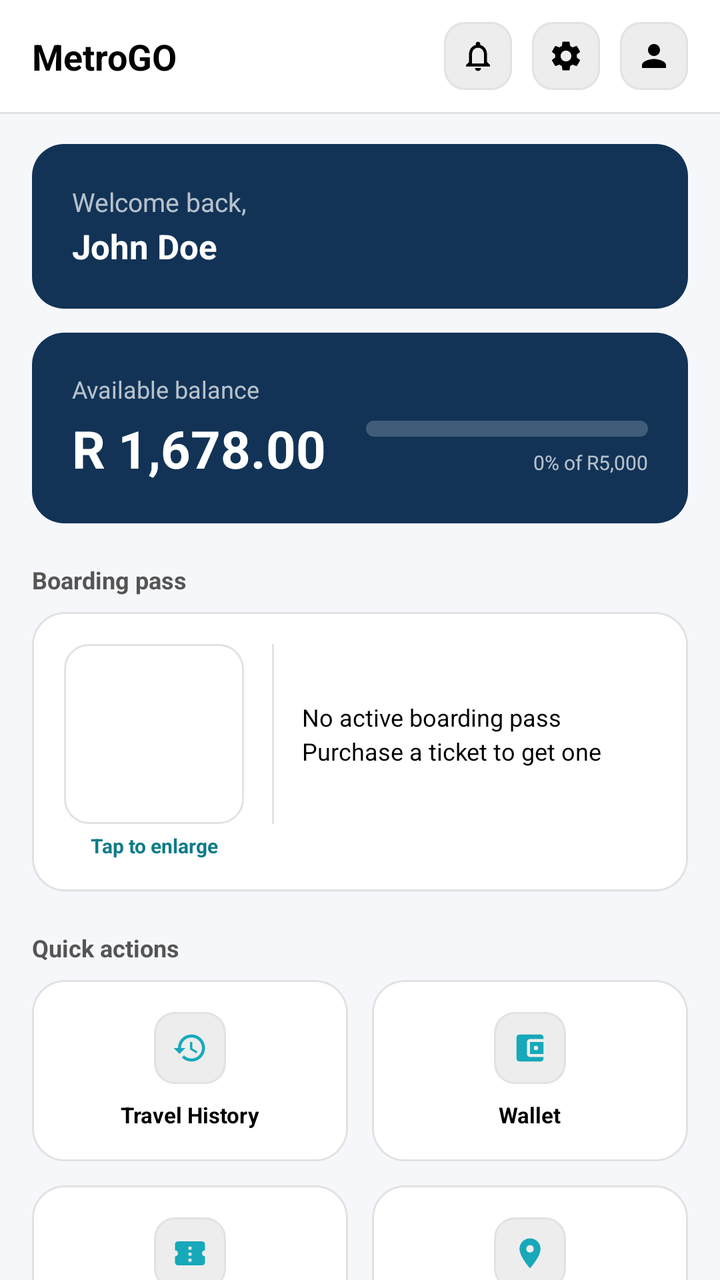
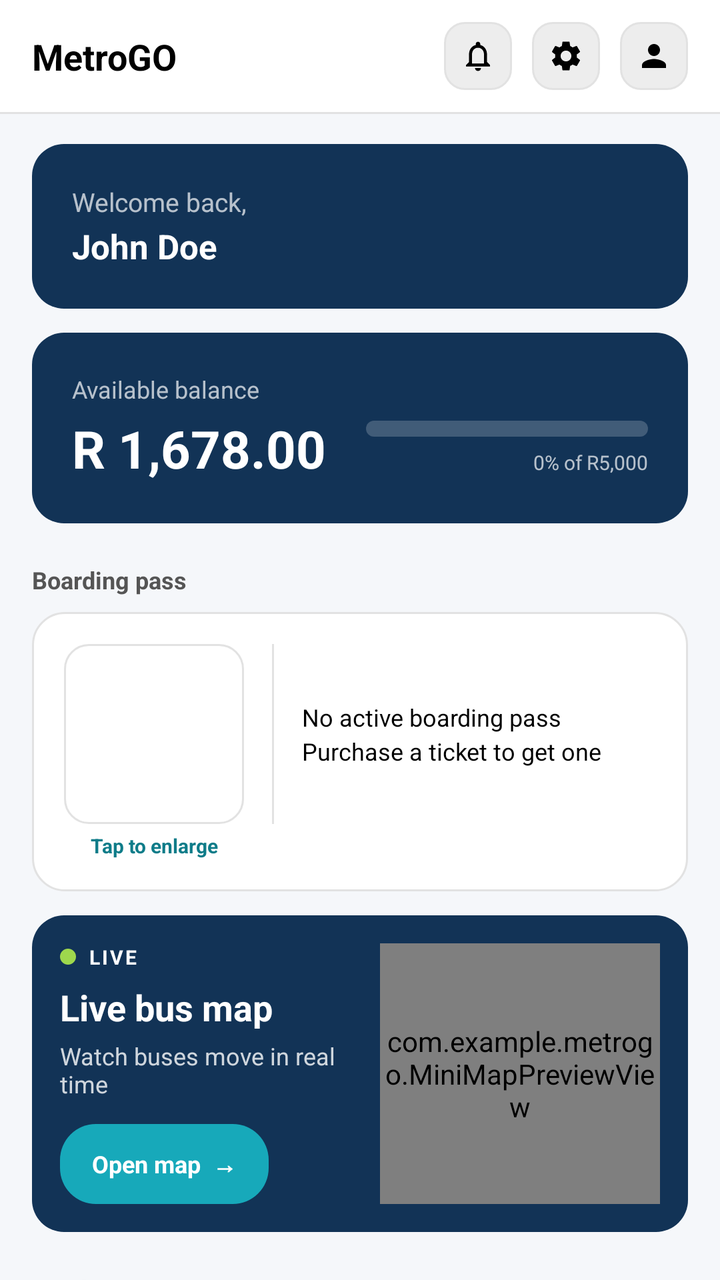

An Android layout rendered at two revisions. The XML below is the earlier revision; the diff shows what the commit changed to produce the second picture.
<!-- AndroidManifest.xml: application theme Theme.MetroGO -->
<!-- res/layout/activity_dashboard.xml -->
<?xml version="1.0" encoding="utf-8"?>
<androidx.constraintlayout.widget.ConstraintLayout
    xmlns:android="http://schemas.android.com/apk/res/android"
    xmlns:app="http://schemas.android.com/apk/res-auto"
    xmlns:tools="http://schemas.android.com/tools"
    android:id="@+id/main"
    android:layout_width="match_parent"
    android:layout_height="match_parent"
    android:background="@color/app_background"
    tools:context=".Dashboard">

    
    <androidx.constraintlayout.widget.ConstraintLayout
        android:id="@+id/topBar"
        android:layout_width="0dp"
        android:layout_height="56dp"
        android:background="@color/white"
        android:paddingHorizontal="16dp"
        app:layout_constraintTop_toTopOf="parent"
        app:layout_constraintStart_toStartOf="parent"
        app:layout_constraintEnd_toEndOf="parent">

        <TextView
            android:id="@+id/tvAppName"
            android:layout_width="wrap_content"
            android:layout_height="wrap_content"
            android:text="MetroGO"
            android:textColor="@color/black"
            android:textSize="18sp"
            android:textStyle="bold"
            app:layout_constraintTop_toTopOf="parent"
            app:layout_constraintStart_toStartOf="parent"
            app:layout_constraintBottom_toBottomOf="parent" />

        <FrameLayout
            android:id="@+id/circleProfile"
            android:layout_width="34dp"
            android:layout_height="34dp"
            android:background="@drawable/bg_list_item_grey"
            app:layout_constraintEnd_toEndOf="parent"
            app:layout_constraintTop_toTopOf="parent"
            app:layout_constraintBottom_toBottomOf="parent">

            <ImageView
                android:layout_width="18dp"
                android:layout_height="18dp"
                android:layout_gravity="center"
                android:src="@drawable/ic_person"
                app:tint="@color/black" />
        </FrameLayout>

        <FrameLayout
            android:id="@+id/circleSettings"
            android:layout_width="34dp"
            android:layout_height="34dp"
            android:background="@drawable/bg_list_item_grey"
            app:layout_constraintEnd_toStartOf="@id/circleProfile"
            app:layout_constraintTop_toTopOf="parent"
            app:layout_constraintBottom_toBottomOf="parent"
            android:layout_marginEnd="10dp">

            <ImageView
                android:layout_width="18dp"
                android:layout_height="18dp"
                android:layout_gravity="center"
                android:src="@drawable/ic_settings"
                app:tint="@color/black" />
        </FrameLayout>

        <FrameLayout
            android:id="@+id/circleNotification"
            android:layout_width="34dp"
            android:layout_height="34dp"
            android:background="@drawable/bg_list_item_grey"
            app:layout_constraintEnd_toStartOf="@id/circleSettings"
            app:layout_constraintTop_toTopOf="parent"
            app:layout_constraintBottom_toBottomOf="parent"
            android:layout_marginEnd="10dp">

            <ImageView
                android:layout_width="18dp"
                android:layout_height="18dp"
                android:layout_gravity="center"
                android:src="@drawable/ic_notification_bell"
                app:tint="@color/black" />
        </FrameLayout>

    </androidx.constraintlayout.widget.ConstraintLayout>

    <View
        android:layout_width="0dp"
        android:layout_height="1dp"
        android:background="@color/divider_gray"
        app:layout_constraintTop_toBottomOf="@id/topBar"
        app:layout_constraintStart_toStartOf="parent"
        app:layout_constraintEnd_toEndOf="parent" />

    <androidx.core.widget.NestedScrollView
        android:id="@+id/scrollContent"
        android:layout_width="0dp"
        android:layout_height="0dp"
        android:fillViewport="true"
        app:layout_constraintTop_toBottomOf="@id/topBar"
        app:layout_constraintBottom_toBottomOf="parent"
        app:layout_constraintStart_toStartOf="parent"
        app:layout_constraintEnd_toEndOf="parent">

        <LinearLayout
            android:layout_width="match_parent"
            android:layout_height="wrap_content"
            android:orientation="vertical"
            android:padding="16dp">

            
            <androidx.constraintlayout.widget.ConstraintLayout
                android:id="@+id/welcomeCard"
                android:layout_width="match_parent"
                android:layout_height="wrap_content"
                android:background="@drawable/bg_card_dark"
                android:padding="20dp">

                <TextView
                    android:id="@+id/tvWelcomeLabel"
                    android:layout_width="0dp"
                    android:layout_height="wrap_content"
                    android:text="Welcome back,"
                    android:textColor="@color/white"
                    android:alpha="0.7"
                    android:textSize="13sp"
                    app:layout_constraintStart_toStartOf="parent"
                    app:layout_constraintEnd_toEndOf="parent"
                    app:layout_constraintTop_toTopOf="parent" />

                <TextView
                    android:id="@+id/tvWelcomeName"
                    android:layout_width="0dp"
                    android:layout_height="wrap_content"
                    android:layout_marginTop="2dp"
                    android:text="John Doe"
                    android:textColor="@color/white"
                    android:textSize="17sp"
                    android:textStyle="bold"
                    app:layout_constraintStart_toStartOf="parent"
                    app:layout_constraintEnd_toEndOf="parent"
                    app:layout_constraintTop_toBottomOf="@id/tvWelcomeLabel"
                    app:layout_constraintBottom_toBottomOf="parent" />

            </androidx.constraintlayout.widget.ConstraintLayout>

            
            <androidx.constraintlayout.widget.ConstraintLayout
                android:id="@+id/balanceCard"
                android:layout_width="match_parent"
                android:layout_height="wrap_content"
                android:layout_marginTop="12dp"
                android:background="@drawable/bg_card_dark"
                android:clickable="true"
                android:focusable="true"
                android:foreground="?attr/selectableItemBackground"
                android:contentDescription="Available balance. Tap for wallet details."
                android:padding="20dp">

                <TextView
                    android:id="@+id/tvBalanceLabel"
                    android:layout_width="wrap_content"
                    android:layout_height="wrap_content"
                    android:text="Available balance"
                    android:textColor="@color/white"
                    android:alpha="0.7"
                    android:textSize="12sp"
                    app:layout_constraintStart_toStartOf="parent"
                    app:layout_constraintTop_toTopOf="parent" />

                <TextView
                    android:id="@+id/tvBalance"
                    android:layout_width="wrap_content"
                    android:layout_height="wrap_content"
                    android:layout_marginTop="4dp"
                    android:text="R 1,678.00"
                    android:textColor="@color/white"
                    android:textSize="26sp"
                    android:textStyle="bold"
                    app:layout_constraintStart_toStartOf="parent"
                    app:layout_constraintTop_toBottomOf="@id/tvBalanceLabel"
                    app:layout_constraintBottom_toBottomOf="parent" />

                
                <LinearLayout
                    android:id="@+id/layoutCredit"
                    android:layout_width="0dp"
                    android:layout_height="wrap_content"
                    android:layout_marginStart="20dp"
                    android:orientation="vertical"
                    app:layout_constraintStart_toEndOf="@id/tvBalance"
                    app:layout_constraintEnd_toEndOf="parent"
                    app:layout_constraintTop_toTopOf="@id/tvBalance"
                    app:layout_constraintBottom_toBottomOf="@id/tvBalance">

                    <ProgressBar
                        android:id="@+id/pbCredit"
                        style="?android:attr/progressBarStyleHorizontal"
                        android:layout_width="match_parent"
                        android:layout_height="8dp"
                        android:max="100"
                        android:progress="0"
                        android:progressDrawable="@drawable/progress_credit" />

                    <TextView
                        android:id="@+id/tvCreditCaption"
                        android:layout_width="match_parent"
                        android:layout_height="wrap_content"
                        android:layout_marginTop="6dp"
                        android:alpha="0.7"
                        android:gravity="end"
                        android:text="0% of R5,000"
                        android:textColor="@color/white"
                        android:textSize="10sp" />
                </LinearLayout>

            </androidx.constraintlayout.widget.ConstraintLayout>

            
            <TextView
                android:layout_width="wrap_content"
                android:layout_height="wrap_content"
                android:layout_marginTop="20dp"
                android:layout_marginBottom="8dp"
                android:text="Boarding pass"
                android:textColor="@color/text_gray"
                android:textSize="12sp"
                android:textStyle="bold" />

            <androidx.constraintlayout.widget.ConstraintLayout
                android:id="@+id/boardingPass"
                android:layout_width="match_parent"
                android:layout_height="wrap_content"
                android:background="@drawable/bg_card_white"
                android:padding="16dp">

                <ImageView
                    android:id="@+id/BoardingCode"
                    android:layout_width="90dp"
                    android:layout_height="90dp"
                    android:background="@drawable/bg_qr_white"
                    android:contentDescription="Boarding pass QR code. Double tap to enlarge for scanning."
                    android:padding="6dp"
                    android:clickable="true"
                    android:focusable="true"
                    android:foreground="?android:attr/selectableItemBackground"
                    app:layout_constraintBottom_toTopOf="@id/tvTapToEnlarge"
                    app:layout_constraintStart_toStartOf="parent"
                    app:layout_constraintTop_toTopOf="parent" />

                <TextView
                    android:id="@+id/tvTapToEnlarge"
                    android:layout_width="90dp"
                    android:layout_height="wrap_content"
                    android:layout_marginTop="4dp"
                    android:gravity="center"
                    android:text="Tap to enlarge"
                    android:textColor="@color/teal_dark"
                    android:textSize="10sp"
                    android:textStyle="bold"
                    app:layout_constraintBottom_toBottomOf="parent"
                    app:layout_constraintStart_toStartOf="@id/BoardingCode"
                    app:layout_constraintEnd_toEndOf="@id/BoardingCode"
                    app:layout_constraintTop_toBottomOf="@id/BoardingCode" />

                <View
                    android:id="@+id/divider"
                    android:layout_width="1dp"
                    android:layout_height="0dp"
                    android:layout_marginStart="14dp"
                    android:background="@color/divider_gray"
                    app:layout_constraintBottom_toBottomOf="@id/BoardingCode"
                    app:layout_constraintStart_toEndOf="@+id/BoardingCode"
                    app:layout_constraintTop_toTopOf="@id/BoardingCode" />

                <TextView
                    android:id="@+id/tvBoardingStatus"
                    android:layout_width="0dp"
                    android:layout_height="wrap_content"
                    android:layout_marginStart="14dp"
                    android:text="No active boarding pass\nPurchase a ticket to get one"
                    android:textColor="@color/black"
                    android:textSize="12sp"
                    android:lineSpacingExtra="3dp"
                    app:layout_constraintBottom_toBottomOf="@id/BoardingCode"
                    app:layout_constraintEnd_toEndOf="parent"
                    app:layout_constraintStart_toEndOf="@id/divider"
                    app:layout_constraintTop_toTopOf="@id/BoardingCode" />
            </androidx.constraintlayout.widget.ConstraintLayout>
            
            <TextView
                android:layout_width="wrap_content"
                android:layout_height="wrap_content"
                android:layout_marginTop="20dp"
                android:layout_marginBottom="8dp"
                android:text="Quick actions"
                android:textColor="@color/text_gray"
                android:textSize="12sp"
                android:textStyle="bold" />

            <LinearLayout
                android:layout_width="match_parent"
                android:layout_height="wrap_content"
                android:orientation="horizontal">

                <LinearLayout
                    android:id="@+id/pillTravelHistory"
                    android:layout_width="0dp"
                    android:layout_height="wrap_content"
                    android:layout_weight="1"
                    android:layout_marginEnd="6dp"
                    android:background="@drawable/bg_card_white"
                    android:clickable="true"
                    android:focusable="true"
                    android:gravity="center_horizontal"
                    android:orientation="vertical"
                    android:paddingVertical="16dp">

                    <FrameLayout
                        android:layout_width="36dp"
                        android:layout_height="36dp"
                        android:background="@drawable/bg_list_item_grey">
                        <ImageView
                            android:layout_width="18dp"
                            android:layout_height="18dp"
                            android:layout_gravity="center"
                            android:src="@drawable/ic_history_clock"
                            app:tint="@color/teal_primary" />
                    </FrameLayout>

                    <TextView
                        android:layout_width="wrap_content"
                        android:layout_height="wrap_content"
                        android:layout_marginTop="8dp"
                        android:text="Travel History"
                        android:textColor="@color/black"
                        android:textSize="11sp"
                        android:textStyle="bold"
                        android:maxLines="1"
                        android:ellipsize="end" />
                </LinearLayout>

                <LinearLayout
                    android:id="@+id/pillWallet"
                    android:layout_width="0dp"
                    android:layout_height="wrap_content"
                    android:layout_weight="1"
                    android:layout_marginStart="6dp"
                    android:background="@drawable/bg_card_white"
                    android:clickable="true"
                    android:focusable="true"
                    android:gravity="center_horizontal"
                    android:orientation="vertical"
                    android:paddingVertical="16dp">

                    <FrameLayout
                        android:layout_width="36dp"
                        android:layout_height="36dp"
                        android:background="@drawable/bg_list_item_grey">
                        <ImageView
                            android:layout_width="18dp"
                            android:layout_height="18dp"
                            android:layout_gravity="center"
                            android:src="@drawable/ic_wallet"
                            app:tint="@color/teal_primary" />
                    </FrameLayout>

                    <TextView
                        android:layout_width="wrap_content"
                        android:layout_height="wrap_content"
                        android:layout_marginTop="8dp"
                        android:text="Wallet"
                        android:textColor="@color/black"
                        android:textSize="11sp"
                        android:textStyle="bold"
                        android:maxLines="1"
                        android:ellipsize="end" />
                </LinearLayout>

            </LinearLayout>

            <LinearLayout
                android:layout_width="match_parent"
                android:layout_height="wrap_content"
                android:layout_marginTop="12dp"
                android:orientation="horizontal">

                <LinearLayout
                    android:id="@+id/pillPurchaseTicket"
                    android:layout_width="0dp"
                    android:layout_height="wrap_content"
                    android:layout_weight="1"
                    android:layout_marginEnd="6dp"
                    android:background="@drawable/bg_card_white"
                    android:clickable="true"
                    android:focusable="true"
                    android:gravity="center_horizontal"
                    android:orientation="vertical"
                    android:paddingVertical="16dp">

                    <FrameLayout
                        android:layout_width="36dp"
                        android:layout_height="36dp"
                        android:background="@drawable/bg_list_item_grey">
                        <ImageView
                            android:layout_width="18dp"
                            android:layout_height="18dp"
                            android:layout_gravity="center"
                            android:src="@drawable/ic_ticket"
                            app:tint="@color/teal_primary" />
                    </FrameLayout>

                    <TextView
                        android:layout_width="wrap_content"
                        android:layout_height="wrap_content"
                        android:layout_marginTop="8dp"
                        android:text="Purchase Ticket"
                        android:textColor="@color/black"
                        android:textSize="11sp"
                        android:textStyle="bold"
                        android:maxLines="1"
                        android:ellipsize="end" />
                </LinearLayout>

                <LinearLayout
                    android:id="@+id/pillJourneyPlanner"
                    android:layout_width="0dp"
                    android:layout_height="wrap_content"
                    android:layout_weight="1"
                    android:layout_marginStart="6dp"
                    android:background="@drawable/bg_card_white"
                    android:clickable="true"
                    android:focusable="true"
                    android:gravity="center_horizontal"
                    android:orientation="vertical"
                    android:paddingVertical="16dp">

                    <FrameLayout
                        android:layout_width="36dp"
                        android:layout_height="36dp"
                        android:background="@drawable/bg_list_item_grey">
                        <ImageView
                            android:layout_width="18dp"
                            android:layout_height="18dp"
                            android:layout_gravity="center"
                            android:src="@drawable/ic_route"
                            app:tint="@color/teal_primary" />
                    </FrameLayout>

                    <TextView
                        android:layout_width="wrap_content"
                        android:layout_height="wrap_content"
                        android:layout_marginTop="8dp"
                        android:text="Journey Planner"
                        android:textColor="@color/black"
                        android:textSize="11sp"
                        android:textStyle="bold"
                        android:maxLines="1"
                        android:ellipsize="end" />
                </LinearLayout>

            </LinearLayout>

        </LinearLayout>
    </androidx.core.widget.NestedScrollView>

</androidx.constraintlayout.widget.ConstraintLayout>
<!-- resources referenced by this layout -->
<resources>
  <color name="app_background">#F5F7FA</color>
  <color name="black">#FF000000</color>
  <color name="divider_gray">#E2E2E2</color>
  <color name="teal_dark">#0E7C89</color>
  <color name="teal_primary">#17A9BA</color>
  <color name="text_gray">#555555</color>
  <color name="white">#FFFFFFFF</color>
  <!-- drawable bg_card_dark (drawable) -->
  <?xml version="1.0" encoding="utf-8"?>
  <shape xmlns:android="http://schemas.android.com/apk/res/android">
      <solid android:color="#123356"/>
      <corners android:radius="16dp"/>
  </shape>
  <!-- drawable bg_card_white (drawable) -->
  <?xml version="1.0" encoding="utf-8"?>
  <shape xmlns:android="http://schemas.android.com/apk/res/android" android:shape="rectangle">
      <solid android:color="@color/white" />
      <stroke android:width="1dp" android:color="@color/divider_gray" />
      <corners android:radius="16dp" />
  </shape>
  <!-- drawable bg_list_item_grey (drawable) -->
  <?xml version="1.0" encoding="utf-8"?>
  <shape xmlns:android="http://schemas.android.com/apk/res/android"
      android:shape="rectangle">
      <solid android:color="@color/input_gray" />
      <stroke android:width="1dp" android:color="@color/divider_gray" />
      <corners android:radius="10dp" />
  </shape>
  <!-- drawable bg_qr_white (drawable) -->
  <?xml version="1.0" encoding="utf-8"?>
  <shape xmlns:android="http://schemas.android.com/apk/res/android" android:shape="rectangle">
      <solid android:color="@color/white" />
      <stroke android:width="1dp" android:color="@color/divider_gray" />
      <corners android:radius="12dp" />
  </shape>
  <!-- drawable ic_person (drawable) -->
  <?xml version="1.0" encoding="utf-8"?>
  <vector xmlns:android="http://schemas.android.com/apk/res/android"
      android:width="24dp"
      android:height="24dp"
      android:viewportWidth="24"
      android:viewportHeight="24">
      <path
          android:fillColor="#000000"
          android:pathData="M12,12c2.21,0 4,-1.79 4,-4s-1.79,-4 -4,-4 -4,1.79 -4,4S9.79,12 12,12zM12,14c-2.67,0 -8,1.34 -8,4v2h16v-2C20,15.34 14.67,14 12,14z"/>
  </vector>
  <!-- drawable ic_route (drawable) -->
  <?xml version="1.0" encoding="utf-8"?>
  <vector xmlns:android="http://schemas.android.com/apk/res/android"
      android:width="24dp"
      android:height="24dp"
      android:viewportWidth="24"
      android:viewportHeight="24">
      <path
          android:fillColor="#000000"
          android:pathData="M12,2C8.13,2 5,5.13 5,9c0,5.25 7,13 7,13s7,-7.75 7,-13C19,5.13 15.87,2 12,2zM12,11.5c-1.38,0 -2.5,-1.12 -2.5,-2.5s1.12,-2.5 2.5,-2.5 2.5,1.12 2.5,2.5S13.38,11.5 12,11.5z"/>
  </vector>
  <!-- drawable ic_ticket (drawable) -->
  <?xml version="1.0" encoding="utf-8"?>
  <vector xmlns:android="http://schemas.android.com/apk/res/android"
      android:width="24dp"
      android:height="24dp"
      android:viewportWidth="24"
      android:viewportHeight="24">
      <path
          android:fillColor="#000000"
          android:pathData="M22,10V6c0,-1.1 -0.9,-2 -2,-2H4c-1.1,0 -2,0.9 -2,2v4c1.1,0 2,0.9 2,2s-0.9,2 -2,2v4c0,1.1 0.9,2 2,2h16c1.1,0 2,-0.9 2,-2v-4c-1.1,0 -2,-0.9 -2,-2S20.9,10 22,10zM13,17.5h-2v-2h2V17.5zM13,13.5h-2v-2h2V13.5zM13,9.5h-2v-2h2V9.5z"/>
  </vector>
  <style name="Theme.MetroGO" parent="Base.Theme.MetroGO" />
  <color name="input_gray">#EDEDED</color>
  <color name="lime_bright">#9ED84D</color>
  <style name="Base.Theme.MetroGO" parent="Theme.Material3.DayNight.NoActionBar">
          
          
      </style>
  <!-- unchanged entries left out for length: 5 -->
</resources>

<!-- the commit's change to res/layout/activity_dashboard.xml (unified diff, before → after) -->
@@ -221,10 +221,12 @@
 
             
             <TextView
+                android:id="@+id/tvBoardingTitle"
                 android:layout_width="wrap_content"
                 android:layout_height="wrap_content"
                 android:layout_marginTop="20dp"
                 android:layout_marginBottom="8dp"
+                android:accessibilityHeading="true"
                 android:text="Boarding pass"
                 android:textColor="@color/text_gray"
                 android:textSize="12sp"
@@ -290,12 +292,119 @@
                     app:layout_constraintStart_toEndOf="@id/divider"
                     app:layout_constraintTop_toTopOf="@id/BoardingCode" />
             </androidx.constraintlayout.widget.ConstraintLayout>
+
+            
+            <androidx.constraintlayout.widget.ConstraintLayout
+                android:id="@+id/mapCard"
+                android:layout_width="match_parent"
+                android:layout_height="wrap_content"
+                android:layout_marginTop="12dp"
+                android:background="@drawable/bg_card_dark"
+                android:clickable="true"
+                android:contentDescription="Live bus map. Opens a map showing buses moving near you."
+                android:focusable="true"
+                android:foreground="?attr/selectableItemBackground"
+                android:minHeight="156dp"
+                android:padding="14dp">
+
+                <androidx.constraintlayout.widget.Guideline
+                    android:id="@+id/mapGuide"
+                    android:layout_width="wrap_content"
+                    android:layout_height="wrap_content"
+                    android:orientation="vertical"
+                    app:layout_constraintGuide_percent="0.5" />
+
+                <LinearLayout
+                    android:id="@+id/mapLiveRow"
+                    android:layout_width="wrap_content"
+                    android:layout_height="wrap_content"
+                    android:gravity="center_vertical"
+                    android:orientation="horizontal"
+                    app:layout_constraintStart_toStartOf="parent"
+                    app:layout_constraintTop_toTopOf="parent">
+
+                    <View
+                        android:layout_width="8dp"
+                        android:layout_height="8dp"
+                        android:background="@drawable/bg_circle_lime"
+                        android:importantForAccessibility="no" />
+
+                    <TextView
+                        android:layout_width="wrap_content"
+                        android:layout_height="wrap_content"
+                        android:layout_marginStart="6dp"
+                        android:importantForAccessibility="no"
+                        android:letterSpacing="0.1"
+                        android:text="LIVE"
+                        android:textColor="#FFFFFFFF"
+                        android:textSize="10sp"
+                        android:textStyle="bold" />
+                </LinearLayout>
+
+                <TextView
+                    android:id="@+id/tvMapCardTitle"
+                    android:layout_width="0dp"
+                    android:layout_height="wrap_content"
+                    android:layout_marginTop="6dp"
+                    android:importantForAccessibility="no"
+                    android:text="Live bus map"
+                    android:textColor="#FFFFFFFF"
+                    android:textSize="18sp"
+                    android:textStyle="bold"
+                    app:layout_constraintEnd_toStartOf="@id/mapGuide"
+                    app:layout_constraintStart_toStartOf="parent"
+                    app:layout_constraintTop_toBottomOf="@id/mapLiveRow" />
+
+                <TextView
+                    android:id="@+id/tvMapCardSub"
+                    android:layout_width="0dp"
+                    android:layout_height="wrap_content"
+                    android:layout_marginTop="4dp"
+                    android:alpha="0.8"
+                    android:importantForAccessibility="no"
+                    android:text="Watch buses move in real time"
+                    android:textColor="#FFFFFFFF"
+                    android:textSize="12sp"
+                    app:layout_constraintEnd_toStartOf="@id/mapGuide"
+                    app:layout_constraintStart_toStartOf="parent"
+                    app:layout_constraintTop_toBottomOf="@id/tvMapCardTitle" />
+
+                <TextView
+                    android:id="@+id/tvMapCardCta"
+                    android:layout_width="wrap_content"
+                    android:layout_height="wrap_content"
+                    android:layout_marginTop="12dp"
+                    android:background="@drawable/bg_pill_teal"
+                    android:gravity="center"
+                    android:importantForAccessibility="no"
+                    android:minHeight="40dp"
+                    android:paddingHorizontal="16dp"
+                    android:text="Open map  \u2192"
+                    android:textColor="#FFFFFFFF"
+                    android:textSize="12sp"
+                    android:textStyle="bold"
+                    app:layout_constraintStart_toStartOf="parent"
+                    app:layout_constraintTop_toBottomOf="@id/tvMapCardSub" />
+
+                <com.example.metrogo.MiniMapPreviewView
+                    android:id="@+id/miniMap"
+                    android:layout_width="0dp"
+                    android:layout_height="0dp"
+                    android:layout_marginStart="10dp"
+                    app:layout_constraintBottom_toBottomOf="parent"
+                    app:layout_constraintEnd_toEndOf="parent"
+                    app:layout_constraintStart_toEndOf="@id/mapGuide"
+                    app:layout_constraintTop_toTopOf="parent" />
+            </androidx.constraintlayout.widget.ConstraintLayout>
+
             
             <TextView
+                android:id="@+id/tvQuickTitle"
                 android:layout_width="wrap_content"
                 android:layout_height="wrap_content"
                 android:layout_marginTop="20dp"
                 android:layout_marginBottom="8dp"
+                android:accessibilityHeading="true"
                 android:text="Quick actions"
                 android:textColor="@color/text_gray"
                 android:textSize="12sp"
@@ -464,6 +573,8 @@
 
             </LinearLayout>
 
+
+
         </LinearLayout>
     </androidx.core.widget.NestedScrollView>
 
<!-- resource entries referenced after the edit -->
@@ -20,6 +20,11 @@
       <stroke android:width="1dp" android:color="@color/divider_gray" />
       <corners android:radius="16dp" />
   </shape>
+  <!-- drawable bg_circle_lime (drawable) -->
+  <?xml version="1.0" encoding="utf-8"?>
+  <shape xmlns:android="http://schemas.android.com/apk/res/android" android:shape="oval">
+      <solid android:color="@color/lime_bright" />
+  </shape>
   <!-- drawable bg_list_item_grey (drawable) -->
   <?xml version="1.0" encoding="utf-8"?>
   <shape xmlns:android="http://schemas.android.com/apk/res/android"
@@ -27,6 +32,12 @@
       <solid android:color="@color/input_gray" />
       <stroke android:width="1dp" android:color="@color/divider_gray" />
       <corners android:radius="10dp" />
+  </shape>
+  <!-- drawable bg_pill_teal (drawable) -->
+  <?xml version="1.0" encoding="utf-8"?>
+  <shape xmlns:android="http://schemas.android.com/apk/res/android">
+      <solid android:color="@color/teal_primary" />
+      <corners android:radius="18dp" />
   </shape>
   <!-- drawable bg_qr_white (drawable) -->
   <?xml version="1.0" encoding="utf-8"?>
